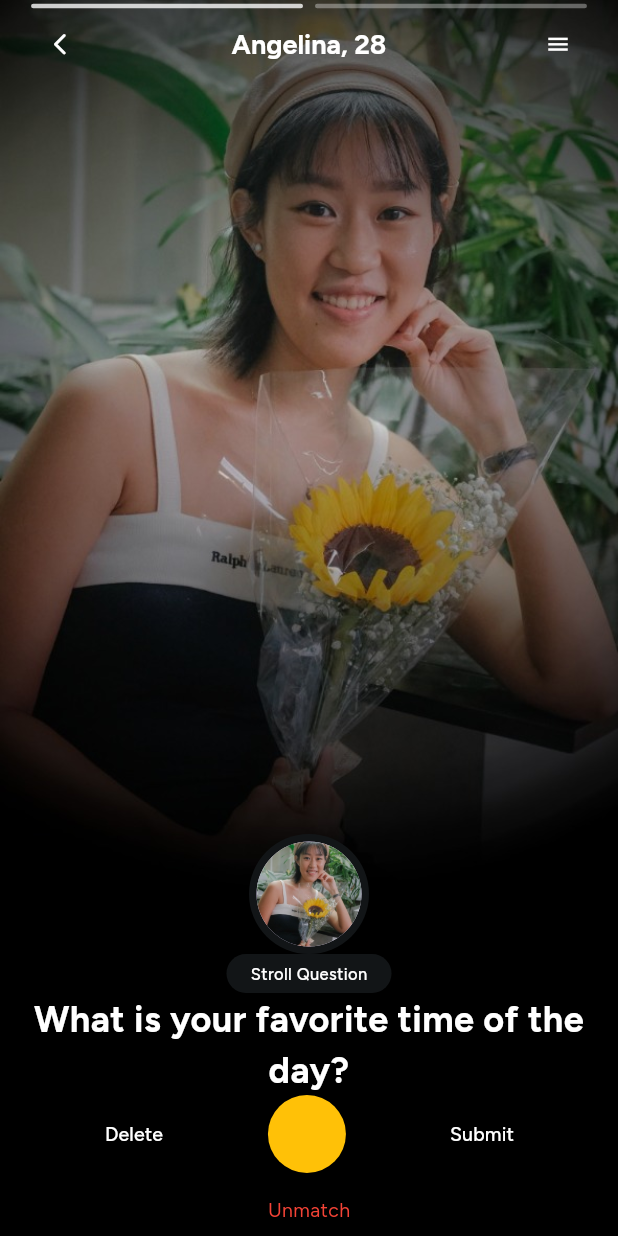
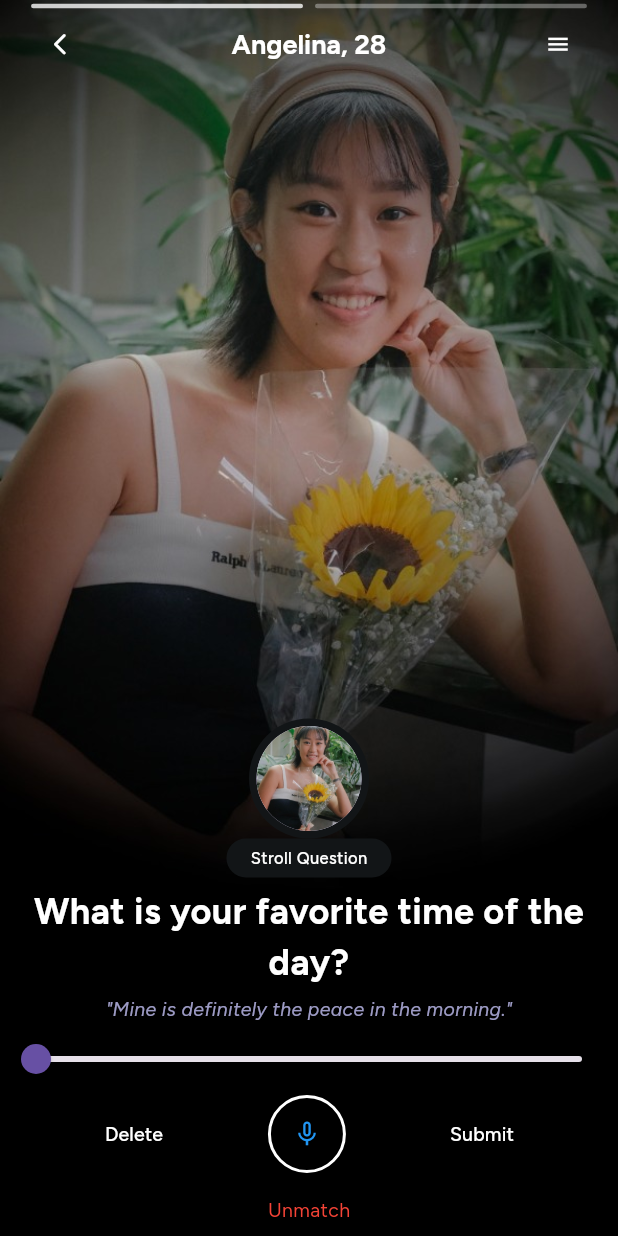
Before and after one commit to llmanannll/Flutter_Task2, a Flutter app: the screen it shows after launch, after a tap on "Submit", on a phone screen of 412 x 824 dp. Run offline on Flutter 3.47's test engine with Material 3 defaults, Android fonts, the light colour scheme and no system bars; our stand-ins replace google_fonts, just_audio; missing offline and left inert: record.

Commit message:
Added functionality

```diff
--- a/stroll_task2/lib/Screen/audio_recorder.dart
+++ b/stroll_task2/lib/Screen/audio_recorder.dart
@@ -1,14 +1,78 @@
 import 'package:flutter/material.dart';
 import 'package:google_fonts/google_fonts.dart';
+import 'package:just_audio/just_audio.dart';
+import 'package:path_provider/path_provider.dart';
+import 'package:record/record.dart';
 
-class AudioRecorder extends StatefulWidget {
-  const AudioRecorder({super.key});
+class AudioPage extends StatefulWidget {
+  const AudioPage({super.key});
 
   @override
-  State<AudioRecorder> createState() => _AudioRecorderState();
+  State<AudioPage> createState() => _AudioRecorderState();
 }
 
-class _AudioRecorderState extends State<AudioRecorder> {
+class _AudioRecorderState extends State<AudioPage> {
+  final AudioPlayer _audioPlayer = AudioPlayer();
+  final AudioRecorder _recorder = AudioRecorder();
+  bool _isRecording = false;
+  String? _filePath;
+  double _currentPosition = 0;
+  double _totalDuration = 0;
+
+  @override
+  void dispose() {
+    _audioPlayer.dispose();
+    _recorder.dispose();
+    super.dispose();
+  }
+
+  Future<void> _startRecording() async {
+    final bool isPermissionGranted = await _recorder.hasPermission();
+    if (!isPermissionGranted) {
+      return;
+    }
+
+    final directory = await getApplicationDocumentsDirectory();
+    // Generate a unique file name using the current timestamp
+    String fileName = 'recording_${DateTime.now().millisecondsSinceEpoch}.m4a';
+    _filePath = '${directory.path}/$fileName';
+
+    // Define the configuration for the recording
+    const config = RecordConfig(
+      // Specify the format, encoder, sample rate, etc., as needed
+      encoder: AudioEncoder.aacLc, // For example, using AAC codec
+      sampleRate: 44100, // Sample rate
+      bitRate: 128000, // Bit rate
+    );
+
+    // Start recording to file with the specified configuration
+    await _recorder.start(config, path: _filePath!);
+    setState(() {
+      _isRecording = true;
+    });
+  }
+
+  Future<void> _stopRecording() async {
+    final path = await _recorder.stop();
+    setState(() {
+      _isRecording = false;
+    });
+  }
+
+  Future<void> _playRecording() async {
+    if (_filePath != null) {
+      await _audioPlayer.setFilePath(_filePath!);
+      _totalDuration = _audioPlayer.duration?.inSeconds.toDouble() ?? 0;
+      _audioPlayer.play();
+
+      _audioPlayer.positionStream.listen((position) {
+        setState(() {
+          _currentPosition = position.inSeconds.toDouble();
+        });
+      });
+    }
+  }
+
   @override
   Widget build(BuildContext context) {
     return Container(
@@ -106,6 +170,9 @@ class _AudioRecorderState extends State<AudioRecorder> {
                   ),
                 ),
               ),
+              SizedBox(
+                height: 5,
+              ),
               Text(
                 "What is your favorite time of the day?",
                 textAlign: TextAlign.center,
@@ -114,7 +181,26 @@ class _AudioRecorderState extends State<AudioRecorder> {
                     fontSize: 24,
                     fontWeight: FontWeight.bold),
               ),
-
+              SizedBox(
+                height: 5,
+              ),
+              Text(
+                '"Mine is definitely the peace in the morning."',
+                style: GoogleFonts.figtree(
+                    fontSize: 13,
+                    color: Color.fromARGB(197, 203, 201, 255),
+                    fontStyle: FontStyle.italic),
+              ),
+              Slider(
+                value: _currentPosition,
+                max: _totalDuration,
+                onChanged: (value) {
+                  setState(() {
+                    _currentPosition = value;
+                  });
+                  _audioPlayer.seek(Duration(seconds: value.toInt()));
+                },
+              ),
               //Here the wave of recoding
               //
               //
@@ -130,13 +216,26 @@ class _AudioRecorderState extends State<AudioRecorder> {
                           color: const Color.fromARGB(255, 255, 255, 255),
                           fontSize: 13),
                     ),
-                    onPressed: () {},
+                    onPressed: _isRecording ? _stopRecording : null,
                   ),
                   Container(
                     decoration: BoxDecoration(
-                        shape: BoxShape.circle, color: Colors.amber),
+                      shape: BoxShape.circle,
+                      border: Border.all(
+                        color: Colors.white,
+                        width: 2,
+                      ),
+                    ),
                     height: 52,
                     width: 52,
+                    child: IconButton(
+                      onPressed: _isRecording ? null : _startRecording,
+                      icon: Icon(
+                        _isRecording ? Icons.mic : Icons.mic_none,
+                        size: 20,
+                        color: _isRecording ? Colors.red : Colors.blue,
+                      ),
+                    ),
                   ),
                   TextButton(
                     child: Text(
@@ -145,7 +244,7 @@ class _AudioRecorderState extends State<AudioRecorder> {
                           color: const Color.fromARGB(255, 255, 255, 255),
                           fontSize: 13),
                     ),
-                    onPressed: () {},
+                    onPressed: !_isRecording ? _playRecording : null,
                   ),
                 ],
               ),
--- a/stroll_task2/lib/main.dart
+++ b/stroll_task2/lib/main.dart
@@ -14,7 +14,7 @@
       debugShowCheckedModeBanner: false,
       initialRoute: 'audio_recorder',
       routes: {
-        'audio_recorder': (context) => AudioRecorder(),
+        'audio_recorder': (context) => AudioPage(),
       },
     );
   }
--- a/stroll_task2/pubspec.yaml
+++ b/stroll_task2/pubspec.yaml
@@ -35,6 +35,11 @@ dependencies:
   # Use with the CupertinoIcons class for iOS style icons.
   cupertino_icons: ^1.0.6
   google_fonts: ^6.2.1
+  # audio_waveforms: ^1.2.0
+  flutter_sound: ^9.18.0
+  record: ^5.2.0
+  just_audio: ^0.9.43
+  path_provider: ^2.1.5
 
 dev_dependencies:
   flutter_test:
```
Also changed, not shown: stroll_task2/pubspec.lock, 6 other files.
